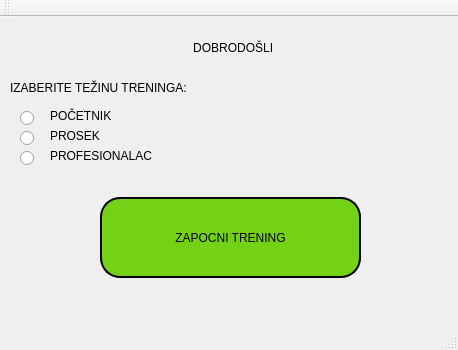
Old version of the form code/mainwindow.ui in the repository MATF-RS19/RS006-daily-trainer.
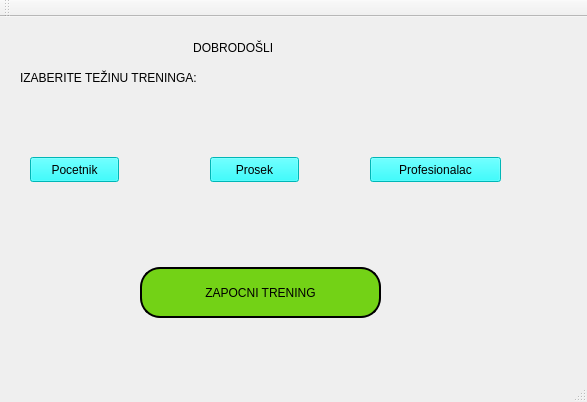
New version of the form.

```diff
--- a/code/mainwindow.ui
+++ b/code/mainwindow.ui
@@ -6,8 +6,8 @@
    <rect>
     <x>0</x>
     <y>0</y>
-    <width>458</width>
-    <height>350</height>
+    <width>587</width>
+    <height>402</height>
    </rect>
   </property>
   <property name="windowTitle">
@@ -33,8 +33,8 @@
    <widget class="QLabel" name="label_2">
     <property name="geometry">
      <rect>
-      <x>10</x>
-      <y>50</y>
+      <x>20</x>
+      <y>40</y>
       <width>211</width>
       <height>41</height>
      </rect>
@@ -43,55 +43,13 @@
      <string>IZABERITE TEŽINU TRENINGA:</string>
     </property>
    </widget>
-   <widget class="QLabel" name="label_3">
-    <property name="geometry">
-     <rect>
-      <x>50</x>
-      <y>90</y>
-      <width>91</width>
-      <height>17</height>
-     </rect>
-    </property>
-    <property name="text">
-     <string>POČETNIK</string>
-    </property>
-    <property name="scaledContents">
-     <bool>true</bool>
-    </property>
-   </widget>
-   <widget class="QLabel" name="label_4">
-    <property name="geometry">
-     <rect>
-      <x>50</x>
-      <y>110</y>
-      <width>67</width>
-      <height>17</height>
-     </rect>
-    </property>
-    <property name="text">
-     <string>PROSEK</string>
-    </property>
-   </widget>
-   <widget class="QLabel" name="label_5">
-    <property name="geometry">
-     <rect>
-      <x>50</x>
-      <y>130</y>
-      <width>121</width>
-      <height>17</height>
-     </rect>
-    </property>
-    <property name="text">
-     <string>PROFESIONALAC</string>
-    </property>
-   </widget>
    <widget class="QPushButton" name="pushButton">
     <property name="geometry">
      <rect>
-      <x>100</x>
-      <y>180</y>
-      <width>261</width>
-      <height>81</height>
+      <x>140</x>
+      <y>250</y>
+      <width>241</width>
+      <height>51</height>
      </rect>
     </property>
     <property name="styleSheet">
@@ -105,43 +63,52 @@
      <string>ZAPOCNI TRENING</string>
     </property>
    </widget>
-   <widget class="QRadioButton" name="radioButton">
+   <widget class="QPushButton" name="pushButton_2">
     <property name="geometry">
      <rect>
-      <x>20</x>
-      <y>110</y>
-      <width>16</width>
-      <height>23</height>
+      <x>30</x>
+      <y>140</y>
+      <width>89</width>
+      <height>25</height>
      </rect>
     </property>
+    <property name="styleSheet">
+     <string notr="true">background-color:aqua;</string>
+    </property>
     <property name="text">
-     <string/>
+     <string>Pocetnik</string>
     </property>
    </widget>
-   <widget class="QRadioButton" name="radioButton_2">
+   <widget class="QPushButton" name="pushButton_3">
     <property name="geometry">
      <rect>
-      <x>20</x>
-      <y>90</y>
-      <width>16</width>
-      <height>23</height>
+      <x>210</x>
+      <y>140</y>
+      <width>89</width>
+      <height>25</height>
      </rect>
     </property>
+    <property name="styleSheet">
+     <string notr="true">background-color:aqua;</string>
+    </property>
     <property name="text">
-     <string/>
+     <string>Prosek</string>
     </property>
    </widget>
-   <widget class="QRadioButton" name="radioButton_3">
+   <widget class="QPushButton" name="pushButton_4">
     <property name="geometry">
      <rect>
-      <x>20</x>
-      <y>130</y>
-      <width>16</width>
-      <height>23</height>
+      <x>370</x>
+      <y>140</y>
+      <width>131</width>
+      <height>25</height>
      </rect>
     </property>
+    <property name="styleSheet">
+     <string notr="true">background-color:aqua;</string>
+    </property>
     <property name="text">
-     <string/>
+     <string>Profesionalac</string>
     </property>
    </widget>
   </widget>
```
Left out of the diff: 2 changed lines with no effect on the pictures.
